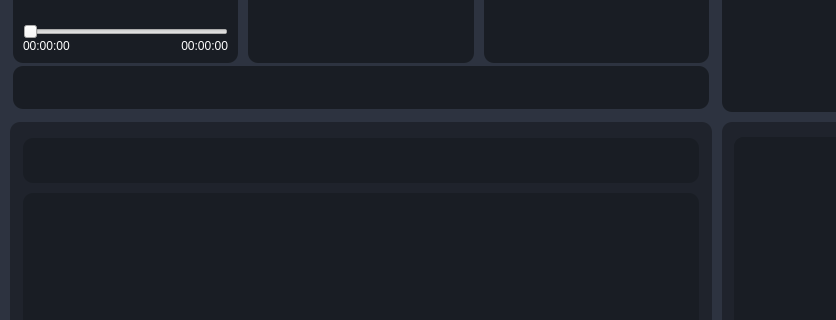
This is UI/player.ui in BrunoCardosoFS/NaxiStudioMix as Qt 5 draws it before an edit; both pictures show x 0 to 836 and y 138 to 458 of the 1200 by 600 pixel window. The edited form follows.
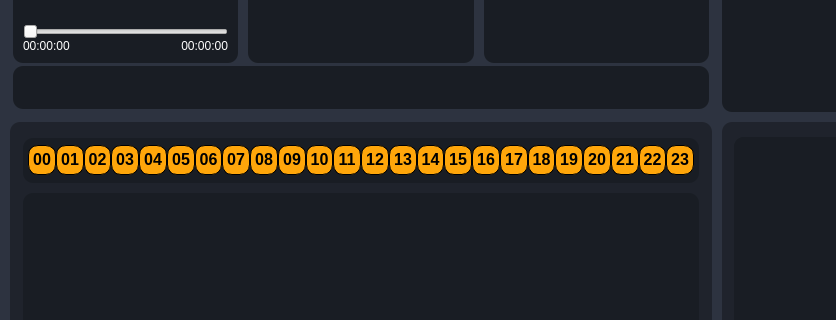
This is the edited form. Icons and pictures are not drawn.

Commit message: Addition of time selector buttons

```diff
--- a/UI/player.ui
+++ b/UI/player.ui
@@ -668,22 +668,567 @@
            <height>45</height>
           </size>
          </property>
-         <layout class="QHBoxLayout" name="playlistHoursLayout">
+         <property name="font">
+          <font>
+           <family>Montserrat</family>
+          </font>
+         </property>
+         <property name="styleSheet">
+          <string notr="true">QPushButton{
+	font-size:16px;
+    font-weight: bold;
+    border-radius: 10px;
+    color: #000;
+    background-color: #FFA60A;
+    border: 1px solid #000;
+	padding:0px;
+	padding-top:-2px;
+}</string>
+         </property>
+         <layout class="QHBoxLayout" name="playlistHoursLayout" stretch="1,1,1,1,1,1,1,1,1,1,1,1,1,1,1,1,1,1,1,1,1,1,1,1">
           <property name="spacing">
            <number>0</number>
           </property>
           <property name="leftMargin">
-           <number>7</number>
+           <number>5</number>
           </property>
           <property name="topMargin">
-           <number>7</number>
+           <number>5</number>
           </property>
           <property name="rightMargin">
-           <number>7</number>
+           <number>5</number>
           </property>
           <property name="bottomMargin">
-           <number>7</number>
+           <number>5</number>
           </property>
+          <item>
+           <widget class="QPushButton" name="hour00">
+            <property name="minimumSize">
+             <size>
+              <width>20</width>
+              <height>30</height>
+             </size>
+            </property>
+            <property name="maximumSize">
+             <size>
+              <width>30</width>
+              <height>30</height>
+             </size>
+            </property>
+            <property name="cursor">
+             <cursorShape>PointingHandCursor</cursorShape>
+            </property>
+            <property name="text">
+             <string>00</string>
+            </property>
+           </widget>
+          </item>
+          <item>
+           <widget class="QPushButton" name="hour01">
+            <property name="minimumSize">
+             <size>
+              <width>20</width>
+              <height>30</height>
+             </size>
+            </property>
+            <property name="maximumSize">
+             <size>
+              <width>30</width>
+              <height>30</height>
+             </size>
+            </property>
+            <property name="cursor">
+             <cursorShape>PointingHandCursor</cursorShape>
+            </property>
+            <property name="text">
+             <string>01</string>
+            </property>
+           </widget>
+          </item>
+          <item>
+           <widget class="QPushButton" name="hour02">
+            <property name="minimumSize">
+             <size>
+              <width>20</width>
+              <height>30</height>
+             </size>
+            </property>
+            <property name="maximumSize">
+             <size>
+              <width>30</width>
+              <height>30</height>
+             </size>
+            </property>
+            <property name="cursor">
+             <cursorShape>PointingHandCursor</cursorShape>
+            </property>
+            <property name="text">
+             <string>02</string>
+            </property>
+           </widget>
+          </item>
+          <item>
+           <widget class="QPushButton" name="hour03">
+            <property name="minimumSize">
+             <size>
+              <width>20</width>
+              <height>30</height>
+             </size>
+            </property>
+            <property name="maximumSize">
+             <size>
+              <width>30</width>
+              <height>30</height>
+             </size>
+            </property>
+            <property name="cursor">
+             <cursorShape>PointingHandCursor</cursorShape>
+            </property>
+            <property name="text">
+             <string>03</string>
+            </property>
+           </widget>
+          </item>
+          <item>
+           <widget class="QPushButton" name="hour04">
+            <property name="minimumSize">
+             <size>
+              <width>20</width>
+              <height>30</height>
+             </size>
+            </property>
+            <property name="maximumSize">
+             <size>
+              <width>30</width>
+              <height>30</height>
+             </size>
+            </property>
+            <property name="cursor">
+             <cursorShape>PointingHandCursor</cursorShape>
+            </property>
+            <property name="text">
+             <string>04</string>
+            </property>
+           </widget>
+          </item>
+          <item>
+           <widget class="QPushButton" name="hour05">
+            <property name="minimumSize">
+             <size>
+              <width>20</width>
+              <height>30</height>
+             </size>
+            </property>
+            <property name="maximumSize">
+             <size>
+              <width>30</width>
+              <height>30</height>
+             </size>
+            </property>
+            <property name="cursor">
+             <cursorShape>PointingHandCursor</cursorShape>
+            </property>
+            <property name="text">
+             <string>05</string>
+            </property>
+           </widget>
+          </item>
+          <item>
+           <widget class="QPushButton" name="hour06">
+            <property name="minimumSize">
+             <size>
+              <width>20</width>
+              <height>30</height>
+             </size>
+            </property>
+            <property name="maximumSize">
+             <size>
+              <width>30</width>
+              <height>30</height>
+             </size>
+            </property>
+            <property name="cursor">
+             <cursorShape>PointingHandCursor</cursorShape>
+            </property>
+            <property name="text">
+             <string>06</string>
+            </property>
+           </widget>
+          </item>
+          <item>
+           <widget class="QPushButton" name="hour07">
+            <property name="minimumSize">
+             <size>
+              <width>20</width>
+              <height>30</height>
+             </size>
+            </property>
+            <property name="maximumSize">
+             <size>
+              <width>30</width>
+              <height>30</height>
+             </size>
+            </property>
+            <property name="cursor">
+             <cursorShape>PointingHandCursor</cursorShape>
+            </property>
+            <property name="text">
+             <string>07</string>
+            </property>
+           </widget>
+          </item>
+          <item>
+           <widget class="QPushButton" name="hour08">
+            <property name="minimumSize">
+             <size>
+              <width>20</width>
+              <height>30</height>
+             </size>
+            </property>
+            <property name="maximumSize">
+             <size>
+              <width>30</width>
+              <height>30</height>
+             </size>
+            </property>
+            <property name="cursor">
+             <cursorShape>PointingHandCursor</cursorShape>
+            </property>
+            <property name="text">
+             <string>08</string>
+            </property>
+           </widget>
+          </item>
+          <item>
+           <widget class="QPushButton" name="hour09">
+            <property name="minimumSize">
+             <size>
+              <width>20</width>
+              <height>30</height>
+             </size>
+            </property>
+            <property name="maximumSize">
+             <size>
+              <width>30</width>
+              <height>30</height>
+             </size>
+            </property>
+            <property name="cursor">
+             <cursorShape>PointingHandCursor</cursorShape>
+            </property>
+            <property name="text">
+             <string>09</string>
+            </property>
+           </widget>
+          </item>
+          <item>
+           <widget class="QPushButton" name="hour10">
+            <property name="minimumSize">
+             <size>
+              <width>20</width>
+              <height>30</height>
+             </size>
+            </property>
+            <property name="maximumSize">
+             <size>
+              <width>30</width>
+              <height>30</height>
+             </size>
+            </property>
+            <property name="cursor">
+             <cursorShape>PointingHandCursor</cursorShape>
+            </property>
+            <property name="text">
+             <string>10</string>
+            </property>
+           </widget>
+          </item>
+          <item>
+           <widget class="QPushButton" name="hour11">
+            <property name="minimumSize">
+             <size>
+              <width>20</width>
+              <height>30</height>
+             </size>
+            </property>
+            <property name="maximumSize">
+             <size>
+              <width>30</width>
+              <height>30</height>
+             </size>
+            </property>
+            <property name="cursor">
+             <cursorShape>PointingHandCursor</cursorShape>
+            </property>
+            <property name="text">
+             <string>11</string>
+            </property>
+           </widget>
+          </item>
+          <item>
+           <widget class="QPushButton" name="hour12">
+            <property name="minimumSize">
+             <size>
+              <width>20</width>
+              <height>30</height>
+             </size>
+            </property>
+            <property name="maximumSize">
+             <size>
+              <width>30</width>
+              <height>30</height>
+             </size>
+            </property>
+            <property name="cursor">
+             <cursorShape>PointingHandCursor</cursorShape>
+            </property>
+            <property name="text">
+             <string>12</string>
+            </property>
+           </widget>
+          </item>
+          <item>
+           <widget class="QPushButton" name="hour13">
+            <property name="minimumSize">
+             <size>
+              <width>20</width>
+              <height>30</height>
+             </size>
+            </property>
+            <property name="maximumSize">
+             <size>
+              <width>30</width>
+              <height>30</height>
+             </size>
+            </property>
+            <property name="cursor">
+             <cursorShape>PointingHandCursor</cursorShape>
+            </property>
+            <property name="text">
+             <string>13</string>
+            </property>
+           </widget>
+          </item>
+          <item>
+           <widget class="QPushButton" name="hour14">
+            <property name="minimumSize">
+             <size>
+              <width>20</width>
+              <height>30</height>
+             </size>
+            </property>
+            <property name="maximumSize">
+             <size>
+              <width>30</width>
+              <height>30</height>
+             </size>
+            </property>
+            <property name="cursor">
+             <cursorShape>PointingHandCursor</cursorShape>
+            </property>
+            <property name="text">
+             <string>14</string>
+            </property>
+           </widget>
+          </item>
+          <item>
+           <widget class="QPushButton" name="hour15">
+            <property name="minimumSize">
+             <size>
+              <width>20</width>
+              <height>30</height>
+             </size>
+            </property>
+            <property name="maximumSize">
+             <size>
+              <width>30</width>
+              <height>30</height>
+             </size>
+            </property>
+            <property name="cursor">
+             <cursorShape>PointingHandCursor</cursorShape>
+            </property>
+            <property name="text">
+             <string>15</string>
+            </property>
+           </widget>
+          </item>
+          <item>
+           <widget class="QPushButton" name="hour16">
+            <property name="minimumSize">
+             <size>
+              <width>20</width>
+              <height>30</height>
+             </size>
+            </property>
+            <property name="maximumSize">
+             <size>
+              <width>30</width>
+              <height>30</height>
+             </size>
+            </property>
+            <property name="cursor">
+             <cursorShape>PointingHandCursor</cursorShape>
+            </property>
+            <property name="text">
+             <string>16</string>
+            </property>
+           </widget>
+          </item>
+          <item>
+           <widget class="QPushButton" name="hour17">
+            <property name="minimumSize">
+             <size>
+              <width>20</width>
+              <height>30</height>
+             </size>
+            </property>
+            <property name="maximumSize">
+             <size>
+              <width>30</width>
+              <height>30</height>
+             </size>
+            </property>
+            <property name="cursor">
+             <cursorShape>PointingHandCursor</cursorShape>
+            </property>
+            <property name="text">
+             <string>17</string>
+            </property>
+           </widget>
+          </item>
+          <item>
+           <widget class="QPushButton" name="hour18">
+            <property name="minimumSize">
+             <size>
+              <width>20</width>
+              <height>30</height>
+             </size>
+            </property>
+            <property name="maximumSize">
+             <size>
+              <width>30</width>
+              <height>30</height>
+             </size>
+            </property>
+            <property name="cursor">
+             <cursorShape>PointingHandCursor</cursorShape>
+            </property>
+            <property name="text">
+             <string>18</string>
+            </property>
+           </widget>
+          </item>
+          <item>
+           <widget class="QPushButton" name="hour19">
+            <property name="minimumSize">
+             <size>
+              <width>20</width>
+              <height>30</height>
+             </size>
+            </property>
+            <property name="maximumSize">
+             <size>
+              <width>30</width>
+              <height>30</height>
+             </size>
+            </property>
+            <property name="cursor">
+             <cursorShape>PointingHandCursor</cursorShape>
+            </property>
+            <property name="text">
+             <string>19</string>
+            </property>
+           </widget>
+          </item>
+          <item>
+           <widget class="QPushButton" name="hour20">
+            <property name="minimumSize">
+             <size>
+              <width>20</width>
+              <height>30</height>
+             </size>
+            </property>
+            <property name="maximumSize">
+             <size>
+              <width>30</width>
+              <height>30</height>
+             </size>
+            </property>
+            <property name="cursor">
+             <cursorShape>PointingHandCursor</cursorShape>
+            </property>
+            <property name="text">
+             <string>20</string>
+            </property>
+           </widget>
+          </item>
+          <item>
+           <widget class="QPushButton" name="hour21">
+            <property name="minimumSize">
+             <size>
+              <width>20</width>
+              <height>30</height>
+             </size>
+            </property>
+            <property name="maximumSize">
+             <size>
+              <width>30</width>
+              <height>30</height>
+             </size>
+            </property>
+            <property name="cursor">
+             <cursorShape>PointingHandCursor</cursorShape>
+            </property>
+            <property name="text">
+             <string>21</string>
+            </property>
+           </widget>
+          </item>
+          <item>
+           <widget class="QPushButton" name="hour22">
+            <property name="minimumSize">
+             <size>
+              <width>20</width>
+              <height>30</height>
+             </size>
+            </property>
+            <property name="maximumSize">
+             <size>
+              <width>30</width>
+              <height>30</height>
+             </size>
+            </property>
+            <property name="cursor">
+             <cursorShape>PointingHandCursor</cursorShape>
+            </property>
+            <property name="text">
+             <string>22</string>
+            </property>
+           </widget>
+          </item>
+          <item>
+           <widget class="QPushButton" name="hour23">
+            <property name="minimumSize">
+             <size>
+              <width>20</width>
+              <height>30</height>
+             </size>
+            </property>
+            <property name="maximumSize">
+             <size>
+              <width>30</width>
+              <height>30</height>
+             </size>
+            </property>
+            <property name="cursor">
+             <cursorShape>PointingHandCursor</cursorShape>
+            </property>
+            <property name="text">
+             <string>23</string>
+            </property>
+           </widget>
+          </item>
          </layout>
         </widget>
        </item>
```
Left out of the diff: 12 changed lines with no effect on the pictures. The commit also changes 1 other file.
